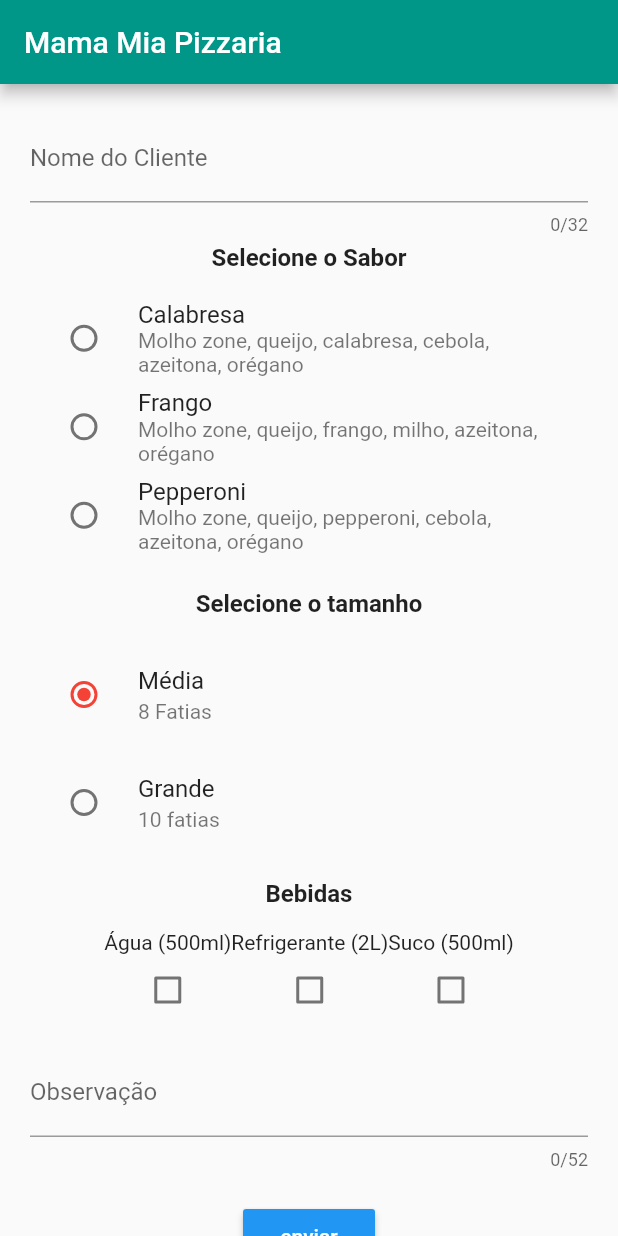
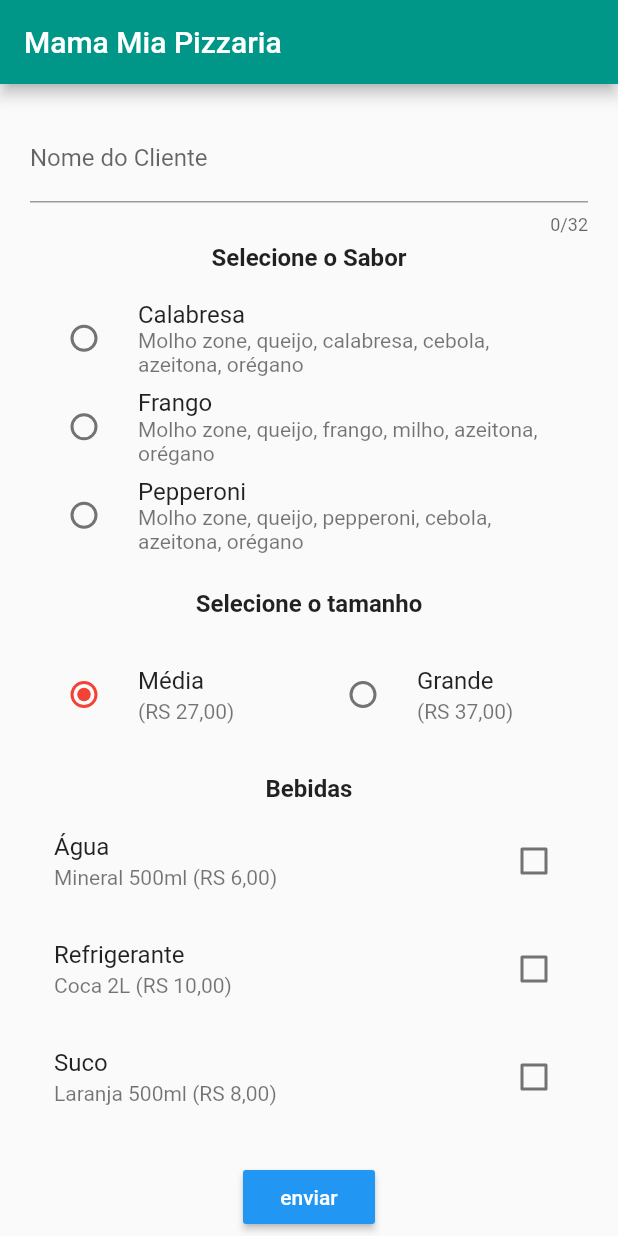
Before and after one commit to sigrid-fr/pizzaria_mamamia, a Flutter app: the screen it shows after launch, after a tap on "Média", on a phone screen of 412 x 824 dp. Run offline on Flutter 3.47's test engine with Material 2 defaults, Android fonts, the phone set to English and light mode, and no system bars.

Commit message:
Melhorando o Layout Parte II

```diff
--- a/lib/main.dart
+++ b/lib/main.dart
@@ -40,10 +40,10 @@ class Sabor {
 class _PaginaPrincipalState extends State<PaginaPrincipalPage> {
   final scaffoldKey = new GlobalKey<ScaffoldState>();
   final formKey = new GlobalKey<FormState>();
-  String observacao, nome, flavor, tamanho;
+  String observacao, nome, flavor, tamanho, _newValue;
+  List bebida = [];
   Sabor selectedSabor;
-  bool aguaVal = false, refriVal = false, sucoVal = false, _validate = false;
-  int selectedRadio, selectedRadioTile;
+  bool _aguaVal = false, _refriVal = false, _sucoVal = false, _validate = false;
 
   List<Sabor> sabores;
   @override
@@ -55,18 +55,6 @@ class _PaginaPrincipalState extends State<PaginaPrincipalPage> {
   setSelectedSabor(Sabor sabor) {
     setState(() {
       selectedSabor = sabor;
-    });
-  }
-
-  setSelectedRadio(int val) {
-    setState(() {
-      selectedRadio = val;
-    });
-  }
-
-  setSelectedRadioTile(int val) {
-    setState(() {
-      selectedRadioTile = val;
     });
   }
 
@@ -100,6 +88,7 @@ class _PaginaPrincipalState extends State<PaginaPrincipalPage> {
       print("Nome do Cliente: $nome");
       print("Sabor da Pizza: $flavor");
       print("Tamanho da Pizza: $tamanho");
+      print("A(s) Bebida(s): $bebida");
       print("Observação: $observacao");
     } else {
       // validation error
@@ -173,31 +162,46 @@ class _PaginaPrincipalState extends State<PaginaPrincipalPage> {
             color: Colors.transparent,
           ),
 
-          RadioListTile(
-            value: 1,
-            groupValue: selectedRadioTile,
-            title: Text("Média"),
-            subtitle: Text("8 Fatias"),
-            onChanged: (val) {
-              setSelectedRadioTile(val);
-              tamanho= ("Média");
-            },
-            activeColor: Colors.red,
-          ),
-          RadioListTile(
-            value: 2,
-            groupValue: selectedRadioTile,
-            title: Text("Grande"),
-            subtitle: Text("10 fatias"),
-            onChanged: (val) {
-              setSelectedRadioTile(val);
-              tamanho= ("Grande");
-            },
-            activeColor: Colors.red,
+
+          Row(
+            children: <Widget>[
+              Flexible(
+                child: RadioListTile<String>(
+                  value: 'Média',
+                  title: Text('Média'),
+                  subtitle: Text('(RS 27,00)'),
+                  groupValue:  _newValue,
+                  onChanged: (value) {
+                    setState(() {
+                      _newValue = value;
+                      tamanho = value;
+                    });
+                  },
+                  activeColor: Colors.red,
+                ),
+              ),
+              Flexible(
+                child: RadioListTile<String>(
+                  value: 'Grande',
+                  title: Text('Grande'),
+                  subtitle: Text('(RS 37,00)'),
+                  groupValue: _newValue,
+                  onChanged: (value) {
+                    setState(() {
+                      _newValue = value;
+                      tamanho = value;
+                    });
+                  },
+                  activeColor: Colors.red,
+                ),
+              ),
+
+            ],
           ),
 
+
           new Divider(
-            height: 15.0,
+            height: 17.0,
             color: Colors.transparent,
           ),
 
@@ -210,79 +214,70 @@ class _PaginaPrincipalState extends State<PaginaPrincipalPage> {
           ),
 
           new Divider(
-            height: 15.0,
+            height: 3.0,
             color: Colors.transparent,
           ),
 
-          new Row(
-            mainAxisAlignment: MainAxisAlignment.center,
+          new Column(
             children: <Widget>[
               // [Água] checkbox
-              Column(
-                mainAxisAlignment: MainAxisAlignment.center,
-                children: <Widget>[
-                  Text("Água (500ml)"),
-                  Checkbox(
-                    value: aguaVal,
-                    onChanged: (bool value) {
-                      setState(() {
-                        aguaVal = value;
-                      });
-                    },
+              CheckboxListTile(
+                activeColor: Colors.blueAccent,
+                value: _aguaVal,
+                onChanged: (newValue) {
+                  setState(() {
+                    _aguaVal = newValue;
+                    bebida = (['Água']);
+                  });
+                },
+                title: Text('Água',
+                       style: TextStyle(
+                       fontSize: 16.0,
                   ),
-                ],
+                ),
+                subtitle: Text('Mineral 500ml (RS 6,00)'),
               ),
-
               // [Refrigerante] checkbox
-              Column(
-                mainAxisAlignment: MainAxisAlignment.center,
-                children: <Widget>[
-                  Text("Refrigerante (2L)"),
-                  Checkbox(
-                    value: refriVal,
-                    onChanged: (bool value) {
-                      setState(() {
-                        refriVal = value;
-                      });
-                    },
+              CheckboxListTile(
+                activeColor: Colors.blueAccent,
+                value: _refriVal,
+                onChanged: (newValue) {
+                  setState(() {
+                    _refriVal = newValue;
+                    bebida = (['Refrigerante']);
+                  });
+                },
+                title: Text('Refrigerante',
+                  style: TextStyle(
+                    fontSize: 16.0,
                   ),
-                ],
+                ),
+                subtitle: Text('Coca 2L (RS 10,00)'),
               ),
               // [Suco] checkbox
-              Column(
-                mainAxisAlignment: MainAxisAlignment.center,
-                children: <Widget>[
-                  Text("Suco (500ml)"),
-                  Checkbox(
-                    value: sucoVal,
-                    onChanged: (bool value) {
-                      setState(() {
-                        sucoVal = value;
-                      });
-                    },
+              CheckboxListTile(
+                activeColor: Colors.blueAccent,
+                value: _sucoVal,
+                onChanged: (newValue) {
+                  setState(() {
+                    _sucoVal = newValue;
+                    bebida = (['Suco']);
+                  });
+                },
+                title: Text('Suco',
+                  style: TextStyle(
+                    fontSize: 16.0,
                   ),
-                ],
+                ),
+                subtitle: Text('Laranja 500ml (RS 8,00)'),
               ),
             ],
           ),
 
-              new Divider(
-            height: 15.0,
-            color: Colors.transparent,
-          ),
-
-        new TextFormField(
-          decoration: new InputDecoration(labelText: 'Observação'),
-          maxLength: 52,
-          validator: validateString,
-          onSaved: (String val) {
-            observacao = val;
-          },
-        ),
-
         new Padding(
           padding: const EdgeInsets.only(top: 20.0),
         ),
+
         new RaisedButton(
           child: new Text(
             "enviar",
@@ -290,11 +285,15 @@ class _PaginaPrincipalState extends State<PaginaPrincipalPage> {
         ),
           color: Colors.blue,
           onPressed: _submit,
-        )
-    ],
+          ),
+        new Divider(
+           height: 10.0,
+           color: Colors.transparent,
+          ),
+        ],
+      ),
     ),
-    ),
-        ));
+  ));
   }
 }
 
```
